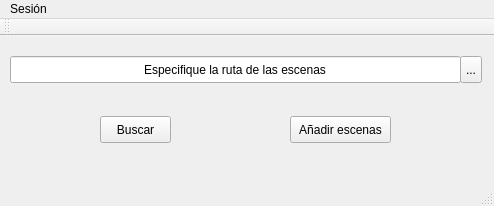
This is adminwindow.ui in Tonatiu/module_coordinates as Qt 5 draws it before an edit. The edited form follows.
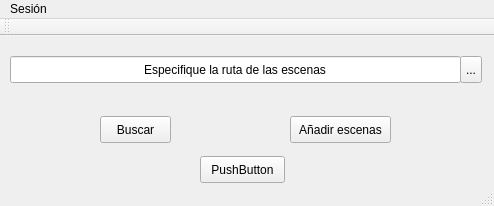
This is the edited form.

Commit message: se agregan librerías para usar OpenCV en el proyecto y un botón de muestra en el cual se le puso la linea hard-codeada de la ruta del archivo imagen TIFF y una impresion en consola

What changed in the file:
```diff
--- a/adminwindow.ui
+++ b/adminwindow.ui
@@ -69,6 +69,19 @@
      <string>...</string>
     </property>
    </widget>
+   <widget class="QPushButton" name="pushButton">
+    <property name="geometry">
+     <rect>
+      <x>200</x>
+      <y>120</y>
+      <width>85</width>
+      <height>27</height>
+     </rect>
+    </property>
+    <property name="text">
+     <string>PushButton</string>
+    </property>
+   </widget>
   </widget>
   <widget class="QMenuBar" name="menuBar">
    <property name="geometry">
```
Left out of the diff: 2 changed lines with no effect on the pictures. The commit also changes 4 other files.
